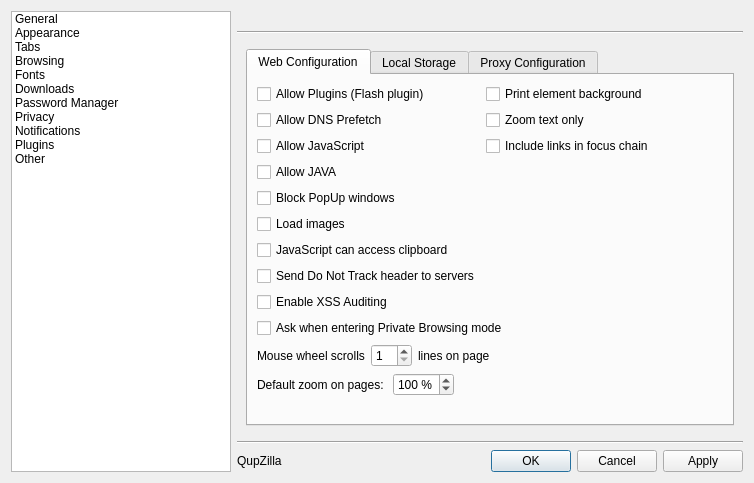
QupZilla/qupzilla, file src/preferences/preferences.ui: the form before one commit.
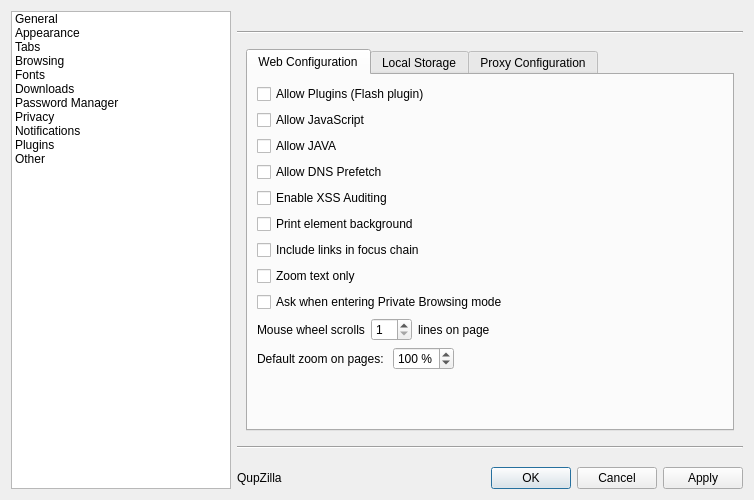
The form after the commit. The open tabs and pages were chosen to show the change.

Diff of the .ui file:
```diff
--- a/src/preferences/preferences.ui
+++ b/src/preferences/preferences.ui
@@ -7,7 +7,7 @@
     <x>0</x>
     <y>0</y>
     <width>754</width>
-    <height>483</height>
+    <height>500</height>
    </rect>
   </property>
   <property name="windowTitle">
@@ -31,21 +31,21 @@
      </property>
     </widget>
    </item>
-   <item row="4" column="1">
+   <item row="6" column="1">
     <widget class="QLabel" name="version">
      <property name="text">
       <string>QupZilla</string>
      </property>
     </widget>
    </item>
-   <item row="4" column="2">
+   <item row="6" column="2">
     <widget class="QDialogButtonBox" name="buttonBox">
      <property name="standardButtons">
       <set>QDialogButtonBox::Apply|QDialogButtonBox::Cancel|QDialogButtonBox::Ok</set>
      </property>
     </widget>
    </item>
-   <item row="0" column="0" rowspan="5">
+   <item row="0" column="0" rowspan="7">
     <widget class="QListWidget" name="listWidget">
      <property name="minimumSize">
       <size>
@@ -759,105 +759,67 @@
           </attribute>
           <layout class="QGridLayout" name="gridLayout_18">
            <item row="0" column="0">
-            <layout class="QGridLayout" name="gridLayout">
-             <item row="5" column="0" colspan="2">
-              <widget class="QCheckBox" name="loadImages">
-               <property name="text">
-                <string>Load images</string>
-               </property>
-              </widget>
-             </item>
-             <item row="2" column="0" colspan="2">
-              <widget class="QCheckBox" name="allowJavaScript">
-               <property name="text">
-                <string>Allow JavaScript</string>
-               </property>
-              </widget>
-             </item>
-             <item row="0" column="0" colspan="2">
+            <layout class="QVBoxLayout" name="verticalLayout">
+             <item>
               <widget class="QCheckBox" name="allowPlugins">
                <property name="text">
                 <string>Allow Plugins (Flash plugin)</string>
                </property>
               </widget>
              </item>
-             <item row="4" column="0" colspan="2">
-              <widget class="QCheckBox" name="blockPopup">
+             <item>
+              <widget class="QCheckBox" name="allowJavaScript">
                <property name="text">
-                <string>Block PopUp windows</string>
+                <string>Allow JavaScript</string>
                </property>
               </widget>
              </item>
-             <item row="1" column="0" colspan="2">
+             <item>
+              <widget class="QCheckBox" name="allowJava">
+               <property name="text">
+                <string>Allow JAVA</string>
+               </property>
+              </widget>
+             </item>
+             <item>
               <widget class="QCheckBox" name="allowDNSPrefetch">
                <property name="text">
                 <string>Allow DNS Prefetch</string>
                </property>
               </widget>
              </item>
-             <item row="5" column="2">
-              <layout class="QHBoxLayout" name="horizontalLayout_7">
-               <item>
-                <spacer name="horizontalSpacer_28">
-                 <property name="orientation">
-                  <enum>Qt::Horizontal</enum>
-                 </property>
-                 <property name="sizeHint" stdset="0">
-                  <size>
-                   <width>40</width>
-                   <height>20</height>
-                  </size>
-                 </property>
-                </spacer>
-               </item>
-              </layout>
-             </item>
-             <item row="6" column="0" colspan="2">
-              <widget class="QCheckBox" name="jscanAccessClipboard">
+             <item>
+              <widget class="QCheckBox" name="xssAuditing">
                <property name="text">
-                <string>JavaScript can access clipboard</string>
+                <string extracomment="try to detect possible XSS attacks when executing javascript">Enable XSS Auditing</string>
                </property>
               </widget>
              </item>
-             <item row="7" column="0" colspan="2">
-              <widget class="QCheckBox" name="doNotTrack">
-               <property name="text">
-                <string>Send Do Not Track header to servers</string>
-               </property>
-              </widget>
-             </item>
-             <item row="1" column="2">
-              <widget class="QCheckBox" name="zoomTextOnly">
-               <property name="text">
-                <string>Zoom text only</string>
-               </property>
-              </widget>
-             </item>
-             <item row="0" column="2">
+             <item>
               <widget class="QCheckBox" name="printEBackground">
                <property name="text">
                 <string extracomment="when you are printing page (on printer), it determine whether to also print background (color, image) of html elements">Print element background</string>
                </property>
               </widget>
              </item>
-             <item row="2" column="2">
+             <item>
               <widget class="QCheckBox" name="linksInFocusChain">
                <property name="text">
                 <string extracomment="focus also links on page (basically &lt;a&gt; elements) when pressing Tab key">Include links in focus chain</string>
                </property>
               </widget>
              </item>
-             <item row="8" column="0" colspan="2">
-              <widget class="QCheckBox" name="xssAuditing">
+             <item>
+              <widget class="QCheckBox" name="zoomTextOnly">
                <property name="text">
-                <string extracomment="try to detect possible XSS attacks when executing javascript">Enable XSS Auditing</string>
+                <string>Zoom text only</string>
                </property>
               </widget>
              </item>
-             <item row="3" column="0">
-              <widget class="QCheckBox" name="allowJava">
+             <item>
+              <widget class="QCheckBox" name="askOnPrivateBrowsing">
                <property name="text">
-                <string>Allow JAVA</string>
+                <string>Ask when entering Private Browsing mode</string>
                </property>
               </widget>
              </item>
@@ -953,13 +915,6 @@
              </property>
             </spacer>
            </item>
-           <item row="1" column="0">
-            <widget class="QCheckBox" name="askOnPrivateBrowsing">
-             <property name="text">
-              <string>Ask when entering Private Browsing mode</string>
-             </property>
-            </widget>
-           </item>
           </layout>
          </widget>
          <widget class="QWidget" name="tab_2">
@@ -1823,6 +1778,41 @@
            </property>
           </spacer>
          </item>
+         <item row="9" column="1" colspan="3">
+          <widget class="QCheckBox" name="jscanAccessClipboard">
+           <property name="text">
+            <string>JavaScript can access clipboard</string>
+           </property>
+          </widget>
+         </item>
+         <item row="8" column="0" colspan="4">
+          <widget class="QLabel" name="label_50">
+           <property name="text">
+            <string>&lt;b&gt;Other&lt;/b&gt;</string>
+           </property>
+          </widget>
+         </item>
+         <item row="11" column="1" colspan="3">
+          <widget class="QCheckBox" name="doNotTrack">
+           <property name="text">
+            <string>Send Do Not Track header to servers</string>
+           </property>
+          </widget>
+         </item>
+         <item row="12" column="1" colspan="3">
+          <widget class="QCheckBox" name="sendReferer">
+           <property name="text">
+            <string>Send Referer header to servers</string>
+           </property>
+          </widget>
+         </item>
+         <item row="10" column="1" colspan="3">
+          <widget class="QCheckBox" name="blockPopup">
+           <property name="text">
+            <string>Block popup windows</string>
+           </property>
+          </widget>
+         </item>
         </layout>
        </item>
       </layout>
```
Left out of the diff: 49 changed lines with no effect on the pictures.
